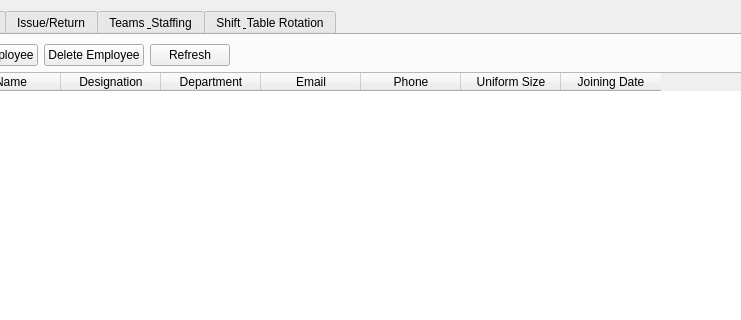
First picture: the form in ui/mainwindow.ui, repository akhil-kk15/UASM-Tool, before the edit; both pictures show x 160 to 901 and y 0 to 320 of the 1200 by 700 pixel window.
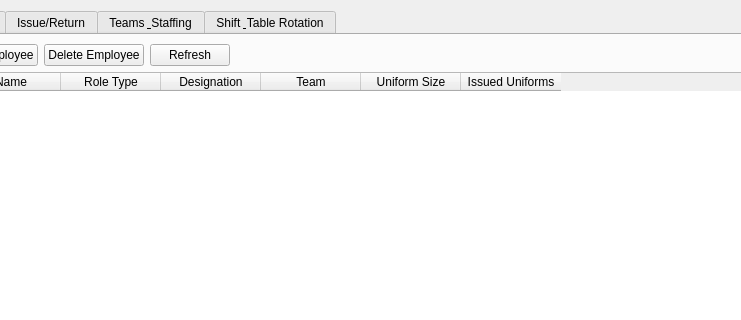
Second picture: the form after the edit.

Commit message: Add Dealer and Game Show Host roles, support dedicated Game Show Host teams, and add 30-min and 40-min rotation types

```diff
--- a/ui/mainwindow.ui
+++ b/ui/mainwindow.ui
@@ -73,7 +73,7 @@
         <item>
          <widget class="QTableWidget" name="employeesTable">
           <property name="columnCount">
-           <number>8</number>
+           <number>7</number>
           </property>
           <attribute name="horizontalHeaderStretchLastSection">
            <bool>false</bool>
@@ -88,6 +88,11 @@
             <string>Name</string>
            </property>
           </column>
+          <column>
+           <property name="text">
+            <string>Role Type</string>
+           </property>
+          </column>
           <column>
            <property name="text">
             <string>Designation</string>
@@ -95,17 +100,7 @@
           </column>
           <column>
            <property name="text">
-            <string>Department</string>
-           </property>
-          </column>
-          <column>
-           <property name="text">
-            <string>Email</string>
-           </property>
-          </column>
-          <column>
-           <property name="text">
-            <string>Phone</string>
+            <string>Team</string>
            </property>
           </column>
           <column>
@@ -115,7 +110,7 @@
           </column>
           <column>
            <property name="text">
-            <string>Joining Date</string>
+            <string>Issued Uniforms</string>
            </property>
           </column>
          </widget>
```
Left out of the diff: 11 changed lines with no effect on the pictures. The commit also changes 568 other files.
